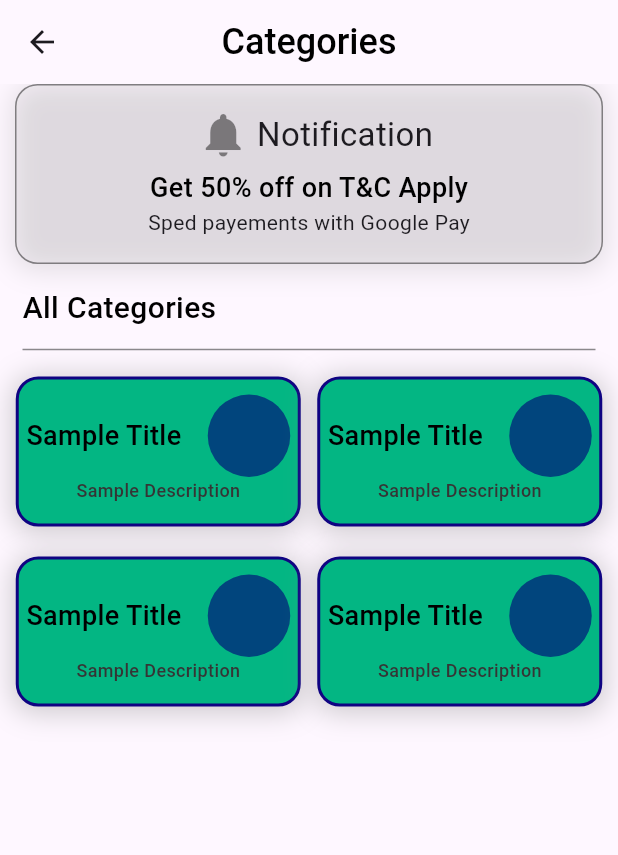
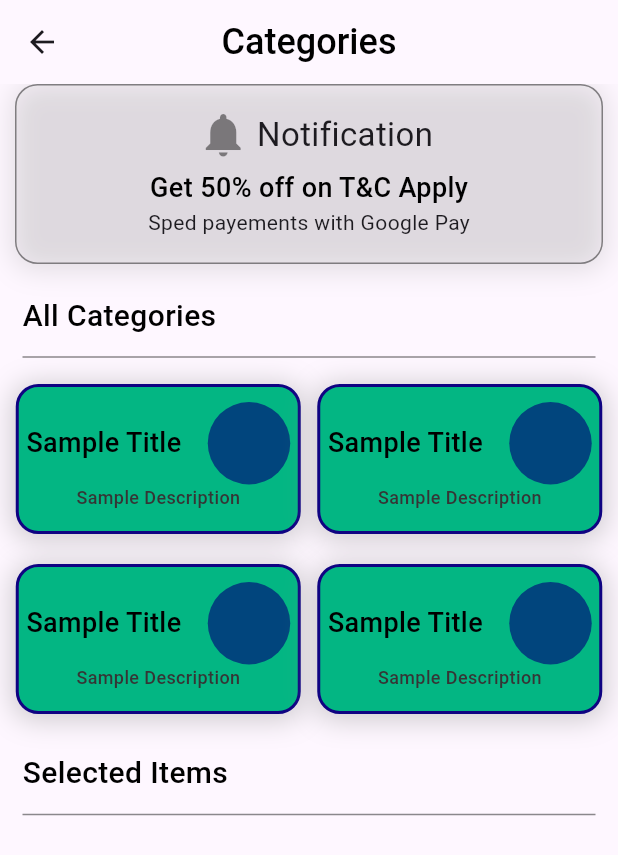
Before and after one commit to teshankalhara/demo_app-flutter, a Flutter app: the screen it shows after launch, on a phone screen of 412 x 824 dp. Shown: the top 855 px of the screen. Run offline on Flutter 3.47's test engine with Material 3 defaults, Android fonts, the phone set to English and light mode, and no system bars.

Commit message:
add SubTitleBar to CategoryPage for improved section titles

```diff
--- a/lib/pages/category_page/category_page.dart
+++ b/lib/pages/category_page/category_page.dart
@@ -2,6 +2,7 @@ import 'package:flutter/foundation.dart';
 import 'package:flutter/material.dart';
 import 'package:flutter_app/pages/category_page/widgets/category_item_set/category_item_set.dart';
 import 'package:flutter_app/widgets/notification_card/notification_card.dart';
+import 'package:flutter_app/widgets/sub_title_bar/sub_title_bar.dart';
 
 class CategoryPage extends StatelessWidget {
   const CategoryPage({super.key});
@@ -35,24 +36,11 @@ class CategoryPage extends StatelessWidget {
             crossAxisAlignment: CrossAxisAlignment.start,
             children: [
               NotificationCard(),
-              SizedBox(height: 10),
-              Container(
-                padding: EdgeInsets.symmetric(vertical: 5, horizontal: 5),
-                child: Text(
-                  'All Categories',
-                  style: TextStyle(
-                    fontSize: 20,
-                    fontWeight: FontWeight.w500,
-                    color: Colors.black,
-                  ),
-                ),
-              ),
-              Container(
-                padding: EdgeInsets.symmetric(horizontal: 5),
-                child: Divider(color: Colors.black45, thickness: 1),
-              ),
+              SizedBox(height: 15),
+              SubTitleBar(title: 'All Categories'),
               SizedBox(height: 10),
               CategoryItemSet(),
+              SubTitleBar(title: 'Selected Items'),
             ],
           ),
         ),
```
